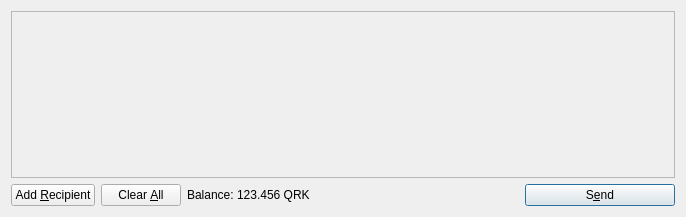
BlueCoin/DiffCoin, file src/qt/forms/sendcoinsdialog.ui: the form before one commit.
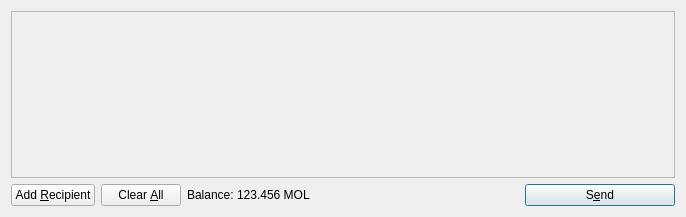
The form after the commit. Icons and pictures are not drawn.

What changed in the file:
```diff
--- a/src/qt/forms/sendcoinsdialog.ui
+++ b/src/qt/forms/sendcoinsdialog.ui
@@ -119,7 +119,7 @@
           <cursorShape>IBeamCursor</cursorShape>
          </property>
          <property name="text">
-          <string>123.456 QRK</string>
+          <string>123.456 MOL</string>
          </property>
          <property name="textInteractionFlags">
           <set>Qt::LinksAccessibleByMouse|Qt::TextSelectableByKeyboard|Qt::TextSelectableByMouse</set>
```
